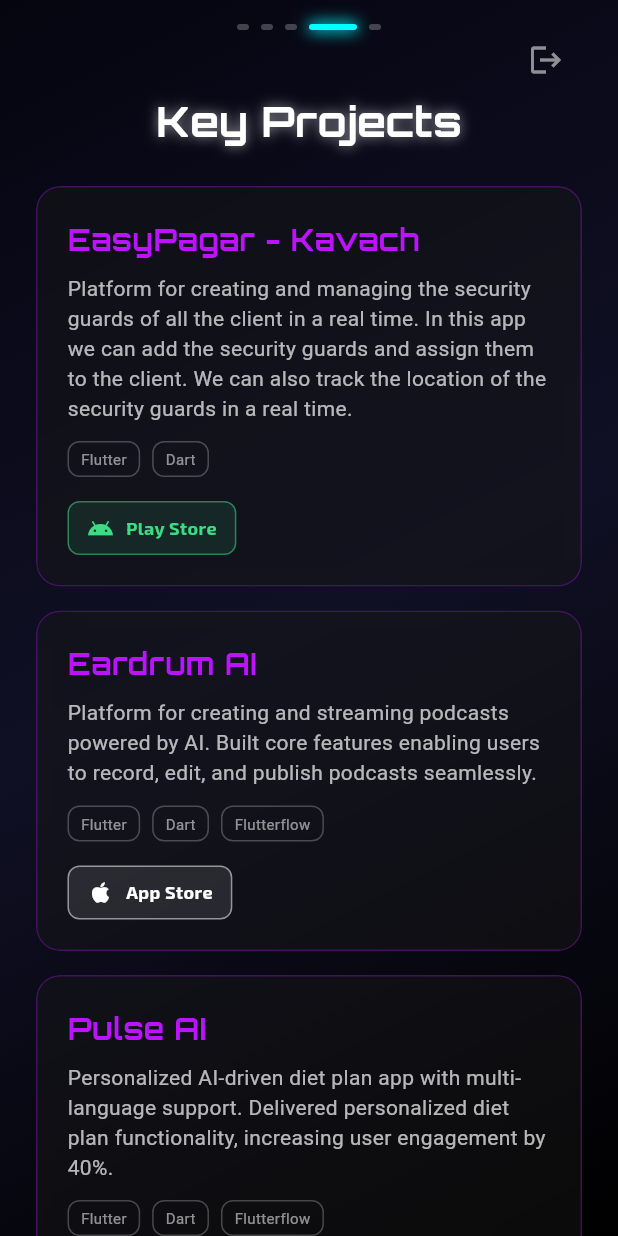
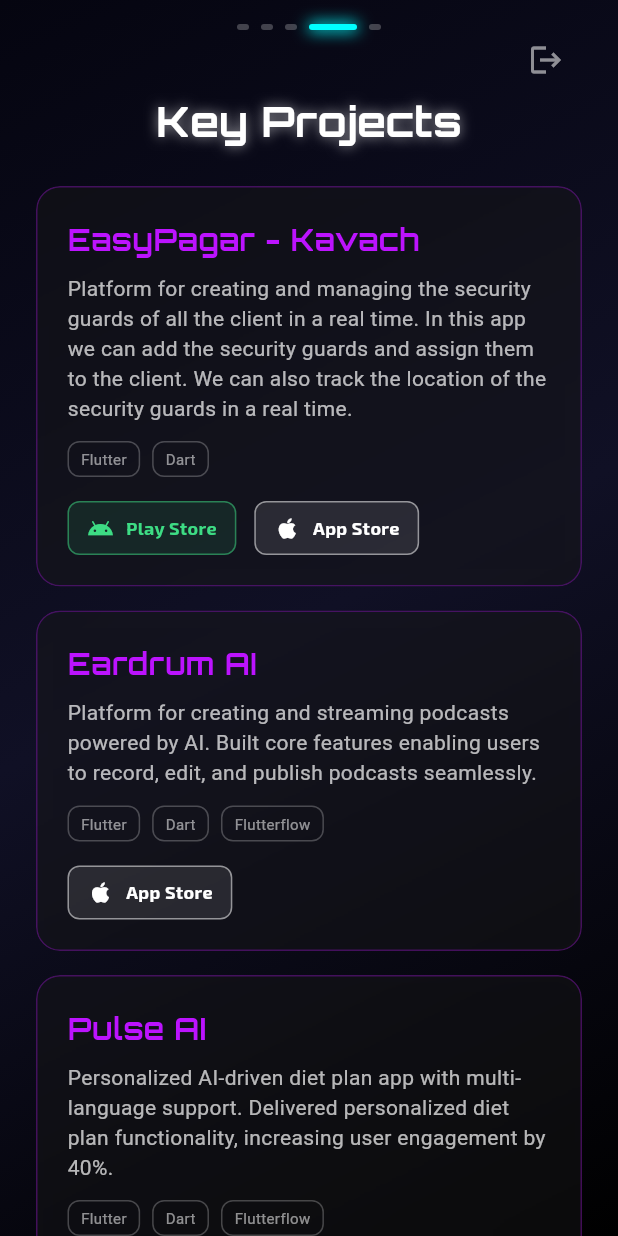
Before and after one commit to NeelM19/My-Bio, a Flutter app: the BioScreen screen opened directly, swiped to page 4, on a phone screen of 412 x 824 dp. Run offline on Flutter 3.47's test engine with Material 3 defaults, Android fonts, the phone set to English and light mode, and no system bars; drawn by our look-alikes of flutter_animate; our stand-ins replace cloud_firestore, firebase_analytics, firebase_auth, firebase_core, firebase_crashlytics, firebase_messaging and 7 more; missing offline and left inert: universal_html; accounts and stored records are empty.

Commit message:
- updated resume data

```diff
--- a/lib/data/resume_data.dart
+++ b/lib/data/resume_data.dart
@@ -83,6 +83,7 @@ class ResumeData {
           "Platform for creating and managing the security guards of all the client in a real time. In this app we can add the security guards and assign them to the client. We can also track the location of the security guards in a real time.",
       tools: ["Flutter", "Dart"],
       googlePlay: "https://play.google.com/store/apps/details?id=com.wbtech.kavach.easypagar",
+      appStore: "https://apps.apple.com/in/app/easypagar-kavach/id6761885302",
     ),
     Project(
       title: "Eardrum AI",
```
